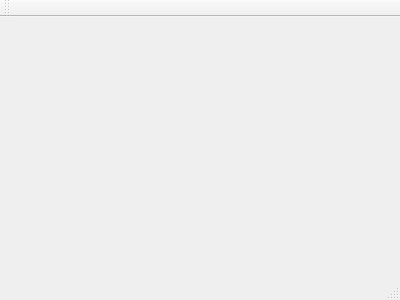
oneminute/RecFLS, file src/ui/MainWindow.ui: the form before one commit.
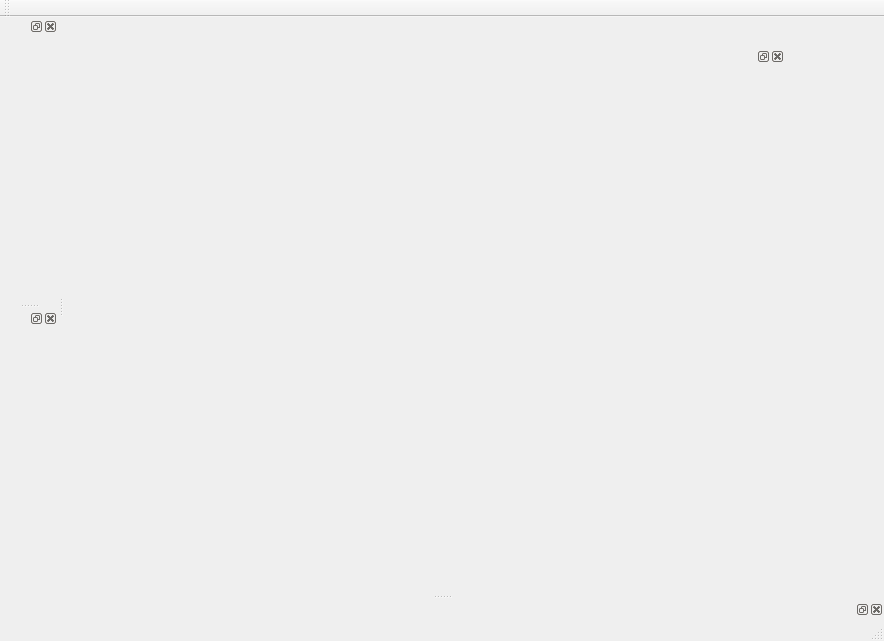
The form after the commit.

The edit to the form file:
```diff
--- a/src/ui/MainWindow.ui
+++ b/src/ui/MainWindow.ui
@@ -6,15 +6,36 @@
    <rect>
     <x>0</x>
     <y>0</y>
-    <width>400</width>
-    <height>300</height>
+    <width>884</width>
+    <height>641</height>
    </rect>
   </property>
   <property name="windowTitle">
    <string>RecFLS</string>
   </property>
-  <widget class="QWidget" name="centralWidget"/>
-  <widget class="QMenuBar" name="menuBar"/>
+  <widget class="QWidget" name="centralWidget">
+   <widget class="QDockWidget" name="dockWidget">
+    <property name="geometry">
+     <rect>
+      <x>440</x>
+      <y>30</y>
+      <width>281</width>
+      <height>191</height>
+     </rect>
+    </property>
+    <widget class="QWidget" name="dockWidgetContents"/>
+   </widget>
+  </widget>
+  <widget class="QMenuBar" name="menuBar">
+   <property name="geometry">
+    <rect>
+     <x>0</x>
+     <y>0</y>
+     <width>884</width>
+     <height>23</height>
+    </rect>
+   </property>
+  </widget>
   <widget class="QToolBar" name="mainToolBar">
    <attribute name="toolBarArea">
     <enum>TopToolBarArea</enum>
@@ -24,6 +45,24 @@
    </attribute>
   </widget>
   <widget class="QStatusBar" name="statusBar"/>
+  <widget class="QDockWidget" name="dockWidget_3">
+   <attribute name="dockWidgetArea">
+    <number>1</number>
+   </attribute>
+   <widget class="QWidget" name="dockWidgetContents_3"/>
+  </widget>
+  <widget class="QDockWidget" name="dockWidget_4">
+   <attribute name="dockWidgetArea">
+    <number>8</number>
+   </attribute>
+   <widget class="QWidget" name="dockWidgetContents_4"/>
+  </widget>
+  <widget class="QDockWidget" name="dockWidget_5">
+   <attribute name="dockWidgetArea">
+    <number>1</number>
+   </attribute>
+   <widget class="QWidget" name="dockWidgetContents_5"/>
+  </widget>
  </widget>
  <resources/>
  <connections/>
```
